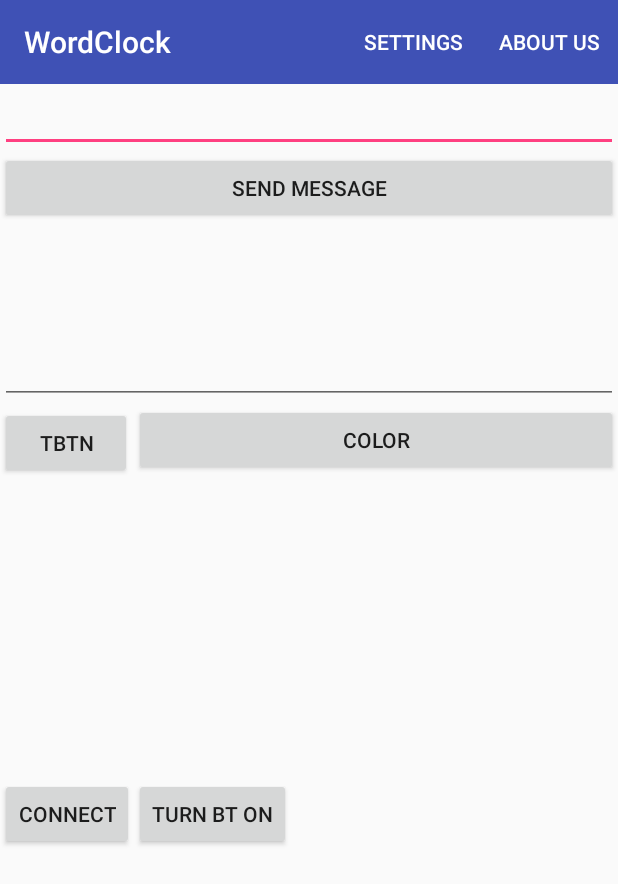
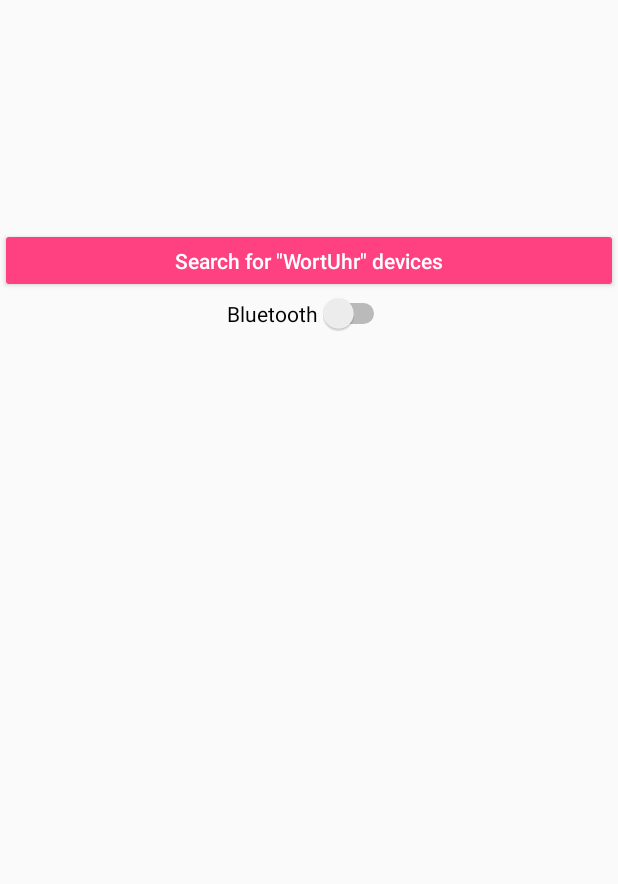
Before and after one commit to VitaliHeidenreich/WordClockApp, an Android app: the screen it shows after launch (MainActivity before the commit, StartUpActivity after it), on a phone screen of 412 x 824 dp. Shown: the top 884 px of the screen. Run offline under Robolectric (Android 15) with nearby library versions, the phone set to English and light mode, and no system bars; libraries missing offline, so code that uses them is left out: net.margaritov.preference; Roboto replaces fonts that are not available here.

Commit message:
Erstellen der StartUpActivity

```diff
--- a/app/src/main/AndroidManifest.xml
+++ b/app/src/main/AndroidManifest.xml
@@ -14,10 +14,8 @@
         android:roundIcon="@mipmap/ic_launcher_round"
         android:supportsRtl="true"
         android:theme="@style/AppTheme">
-
         <activity
-            android:screenOrientation="portrait"
-            android:name=".MainActivity"
+            android:name=".StartUpActivity"
             android:label="@string/app_name"
             android:theme="@style/AppTheme.NoActionBar">
             <intent-filter>
@@ -26,7 +24,7 @@
                 <category android:name="android.intent.category.LAUNCHER" />
             </intent-filter>
         </activity>
-        <activity android:name=".ColorControl"></activity>
+        <activity android:name=".MainActivity" />
 
         <meta-data
             android:name="preloaded_fonts"
--- a/app/src/main/java/com/domain/no/wordclock/MainActivity.java
+++ b/app/src/main/java/com/domain/no/wordclock/MainActivity.java
@@ -87,7 +87,7 @@
     ColorPickerDialog colorPickerDialog;
     int color = Color.parseColor("#33b5e5");
 
-    private Handler handler = new Handler();
+    //private Handler handler = new Handler();
 
     //Für die Suche von Geräten
     String mArrayAdapter = "";
@@ -99,7 +99,7 @@
         setContentView(R.layout.content_main);
 
         //BT
-        mBluetoothAdapter = BluetoothAdapter.getDefaultAdapter();
+        //mBluetoothAdapter = BluetoothAdapter.getDefaultAdapter();
 
         //Buttons
         btnSendMessage = (Button) findViewById(R.id.sendMessageBtn);
@@ -140,7 +140,7 @@
         txtConnectionstatus.setTextColor(Color.rgb(255,0,0));
         txtConnectionstatus.setBackgroundColor(Color.rgb(236, 168,178));
 
-        handler.postDelayed(runnable, 1000);
+        //handler.postDelayed(runnable, 1000);
     }
 
     @SuppressLint("ClickableViewAccessibility")
@@ -216,12 +216,6 @@
     protected void onDestroy()
     {
         super.onDestroy();
-        if ( mBluetoothAdapter.isEnabled() )
-        {
-            mBluetoothAdapter.disable();
-            IntentFilter BTIntent = new IntentFilter(BluetoothAdapter.ACTION_STATE_CHANGED);
-            registerReceiver(mBroadcastReceiver1,BTIntent);
-        }
     }
 
     public void openDialog()
@@ -350,10 +344,10 @@
         }
     }
 
-    private Runnable runnable = new Runnable() {
+    /*private Runnable runnable = new Runnable() {
         @Override
         public void run() {
-            /* do what you need to do */
+            *//* do what you need to do *//*
             if ( ( mBluetoothSocket == null ) )
             {
                 //nop
@@ -365,7 +359,7 @@
             // Rufe diese Methode zyklisch alle x ms
             handler.postDelayed(this, 100);
         }
-    };
+    };*/
 
     @Override
     public void applyTexts(String textToBeSended){
--- /dev/null
+++ b/app/src/main/java/com/domain/no/wordclock/StartUpActivity.java
@@ -0,0 +1,181 @@
+package com.domain.no.wordclock;
+
+import android.annotation.SuppressLint;
+import android.bluetooth.BluetoothAdapter;
+import android.bluetooth.BluetoothDevice;
+import android.bluetooth.BluetoothSocket;
+import android.content.Intent;
+import android.content.IntentFilter;
+import android.support.v7.app.AppCompatActivity;
+import android.os.Bundle;
+import android.util.Log;
+import android.view.View;
+import android.widget.ArrayAdapter;
+import android.widget.Button;
+import android.widget.CompoundButton;
+import android.widget.Spinner;
+import android.widget.Switch;
+import android.widget.Toast;
+
+import net.margaritov.preference.colorpicker.ColorPickerDialog;
+
+import java.util.LinkedList;
+import java.util.List;
+import java.util.Set;
+import java.util.UUID;
+
+public class StartUpActivity extends AppCompatActivity {
+
+
+    //BT
+    BluetoothAdapter mBluetoothAdapter = null;
+    Set<BluetoothDevice> pairedDevices;
+    private Switch switchBT;
+
+    //Buttons
+    private Button btnSUSearchDev;
+    private Button btnSUConnect;
+
+    //Dev spinner + tools
+    private Spinner spinner;
+    List<EspDevice> deviceList = new LinkedList<>();
+    EspDevice setDevAddress = new EspDevice();
+
+    @Override
+    protected void onCreate(Bundle savedInstanceState) {
+        super.onCreate(savedInstanceState);
+        setContentView(R.layout.activity_start_up);
+
+        //BT
+        mBluetoothAdapter = BluetoothAdapter.getDefaultAdapter();
+
+        btnSUSearchDev = findViewById(R.id.btnSUSearchDev);
+        btnSUConnect = findViewById(R.id.btnSUConnect);
+        spinner = findViewById(R.id.spinner);
+        switchBT = findViewById(R.id.swiSUBluetooth);
+
+        btnSUSearchDev.setOnClickListener(btnListenerSU);
+        btnSUConnect.setOnClickListener(btnListenerSU);
+        switchBT.setOnClickListener(btnListenerSU);
+        connectionMenuVisibility(false);
+
+        checkBluetoothState();
+    }
+
+    private void checkBluetoothState(){
+        if( mBluetoothAdapter.getState()==BluetoothAdapter.STATE_ON ){
+            switchBT.setChecked(true);
+            btnSUSearchDev.setClickable(true);
+        }
+        else{
+            switchBT.setChecked(false);
+            btnSUSearchDev.setClickable(false);
+        }
+    }
+
+    private void connectionMenuVisibility(boolean vis){
+        if (vis == true){
+            btnSUConnect.setVisibility(View.VISIBLE);
+            spinner.setVisibility(View.VISIBLE);
+        }
+        else{
+            btnSUConnect.setVisibility(View.GONE);
+            spinner.setVisibility(View.GONE);
+        }
+    }
+
+    // Auswertung der Tasten
+    private View.OnClickListener btnListenerSU = new View.OnClickListener()
+    {
+        @Override
+        public void onClick(View view) {
+            if(mBluetoothAdapter == null){
+                Toast.makeText(StartUpActivity.this,"Sorry!\nYou mobile phone doesn't support bluetooth.", Toast.LENGTH_SHORT).show();
+            }
+            else{
+                if ( view == btnSUSearchDev ){
+                    if(mBluetoothAdapter.isEnabled()){
+                        search_bt_device();
+                        if ( deviceList != null ){
+                            connectionMenuVisibility(true);
+                        }
+                    }
+                    else{
+                        // nop
+                    }
+                }
+                else if ( view == btnSUConnect){
+                    pickDev();
+                    openMainActivity();
+                }
+                else if ( view == switchBT ){
+                    if( switchBT.isChecked() ){
+                        Intent enableTBIntent = new Intent(BluetoothAdapter.ACTION_REQUEST_ENABLE);
+                        startActivity(enableTBIntent);
+                        btnSUSearchDev.setVisibility(View.VISIBLE);
+                    }
+                    else{
+                        mBluetoothAdapter.disable();
+                        btnSUSearchDev.setVisibility(View.GONE);
+                        connectionMenuVisibility(false);
+                        deviceList.clear();
+                    }
+                }
+                else{
+                    Toast.makeText(StartUpActivity.this,"There is no operation for this button.", Toast.LENGTH_SHORT).show();
+                }
+            }
+        }
+    };
+
+    @SuppressLint("ClickableViewAccessibility")
+    private void search_bt_device(){
+        deviceList.clear();
+        try
+        {
+            pairedDevices = mBluetoothAdapter.getBondedDevices();
+
+            if ( pairedDevices.size() > 0 )
+            {
+                for ( BluetoothDevice bt : pairedDevices )
+                {
+                    if( bt.getName().contains("WortUhr_") ){
+                        deviceList.add(new EspDevice(bt.getName(), bt.getAddress()));
+                    }
+                }
+            }
+        }
+        catch(Exception we){
+            Toast.makeText(getApplicationContext(),"Communication failed, sorry. Please restart the app and try again.", Toast.LENGTH_SHORT).show();
+        }
+        addItemsOnDropdownMenu();
+    }
+
+    public void addItemsOnDropdownMenu() {
+
+        List<String> list = new LinkedList<>();
+        for(EspDevice ed : deviceList){
+            list.add(ed.getName());
+        }
+
+        ArrayAdapter<String> arrayAdapter = new ArrayAdapter<>(this,android.R.layout.simple_spinner_dropdown_item, list);
+        arrayAdapter.setDropDownViewResource(android.R.layout.simple_spinner_dropdown_item);
+        spinner.setAdapter(arrayAdapter);
+    }
+
+    public void pickDev(){
+        for(EspDevice ed : deviceList){
+            if(ed.getName().contains(spinner.getSelectedItem().toString())){
+                setDevAddress.setConName(ed.getName());
+                setDevAddress.setConAddress(ed.getAdresse());
+            }
+        }
+        EspDevice test = new EspDevice();
+        Toast.makeText(StartUpActivity.this,"The dev is:\n" + test.getConName() + "\n" + test.getConAddress(), Toast.LENGTH_SHORT).show();
+    }
+
+    public void openMainActivity(){
+        Intent myMainActivity = new Intent(this, com.domain.no.wordclock.MainActivity.class);
+        startActivity(myMainActivity);
+    }
+}
--- /dev/null
+++ b/app/src/main/res/layout/activity_start_up.xml
@@ -0,0 +1,60 @@
+<?xml version="1.0" encoding="utf-8"?>
+<RelativeLayout xmlns:android="http://schemas.android.com/apk/res/android"
+    xmlns:app="http://schemas.android.com/apk/res-auto"
+    xmlns:tools="http://schemas.android.com/tools"
+    android:layout_width="match_parent"
+    android:layout_height="match_parent"
+    app:layout_behavior="@string/appbar_scrolling_view_behavior"
+    tools:context="com.domain.no.wordclock.MainActivity"
+    android:focusable="true"
+    android:focusableInTouchMode="true">
+
+    <Button
+        android:id="@+id/btnSUSearchDev"
+        style="@style/Widget.AppCompat.Button.Colored"
+        android:layout_width="match_parent"
+        android:layout_height="43dp"
+        android:layout_alignParentStart="true"
+        android:layout_alignParentTop="true"
+        android:layout_marginStart="0dp"
+        android:layout_marginTop="152dp"
+        android:text='Search for "WortUhr" devices'
+        android:textAllCaps="false"
+        app:layout_constraintTop_toTopOf="parent"
+        tools:layout_editor_absoluteX="77dp" />
+
+    <Button
+        android:id="@+id/btnSUConnect"
+        style="@style/Widget.AppCompat.Button.Colored"
+        android:layout_width="match_parent"
+        android:layout_height="43dp"
+        android:layout_below="@+id/spinner"
+        android:layout_alignParentStart="true"
+        android:layout_marginStart="0dp"
+        android:layout_marginTop="12dp"
+        android:text="Connect"
+        android:textAllCaps="false"
+        app:layout_constraintTop_toBottomOf="@+id/spinner"
+        tools:layout_editor_absoluteX="77dp" />
+
+    <Spinner
+        android:id="@+id/spinner"
+        android:layout_width="match_parent"
+        android:layout_height="36dp"
+        android:layout_below="@+id/btnSUSearchDev"
+        android:layout_alignParentStart="true"
+        android:layout_marginStart="0dp"
+        android:layout_marginTop="144dp"
+        app:layout_constraintTop_toBottomOf="@+id/btnSUSearchDev"
+        tools:layout_editor_absoluteX="8dp" />
+
+    <Switch
+        android:id="@+id/swiSUBluetooth"
+        android:layout_width="wrap_content"
+        android:layout_height="wrap_content"
+        android:layout_alignParentTop="true"
+        android:layout_centerHorizontal="true"
+        android:layout_marginTop="195dp"
+        android:text="Bluetooth" />
+
+</RelativeLayout>
```
Also changed, not shown: app/src/main/java/com/domain/no/wordclock/EspDevice.java (+27 -4 lines), app/src/main/res/values/strings.xml (line endings or trailing spaces).
